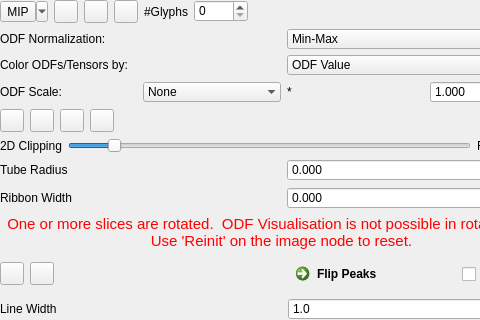
First picture: the form in Plugins/org.mitk.gui.qt.diffusionimaging/src/internal/QmitkControlVisualizationPropertiesViewControls.ui, repository MITK/MITK, before the edit; both pictures show x 0 to 480 and y 0 to 320 of the 567 by 619 pixel window.
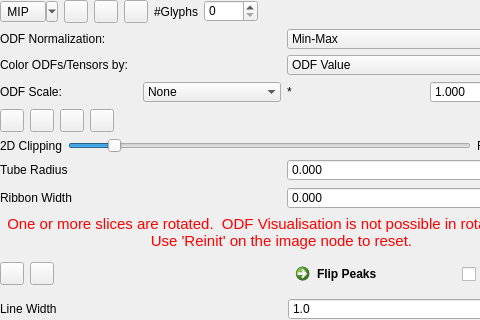
Second picture: the form after the edit. Icons and pictures are not drawn.

Diff of the .ui file:
```diff
--- a/Plugins/org.mitk.gui.qt.diffusionimaging/src/internal/QmitkControlVisualizationPropertiesViewControls.ui
+++ b/Plugins/org.mitk.gui.qt.diffusionimaging/src/internal/QmitkControlVisualizationPropertiesViewControls.ui
@@ -107,7 +107,7 @@
             <string></string>
            </property>
            <property name="text">
-            <string>MIP</string>
+            <string>MIP   </string>
            </property>
            <property name="popupMode">
             <enum>QToolButton::MenuButtonPopup</enum>
@@ -998,7 +998,7 @@
    </item>
   </layout>
  </widget>
- <layoutdefault spacing="6" margin="11"></layoutdefault>
+ <layoutdefault spacing="6" margin="11"/>
  <includes>
   <include location="local">QmitkDataStorageComboBox.h</include>
  </includes>
```
Left out of the diff: 74 changed lines with no effect on the pictures.
